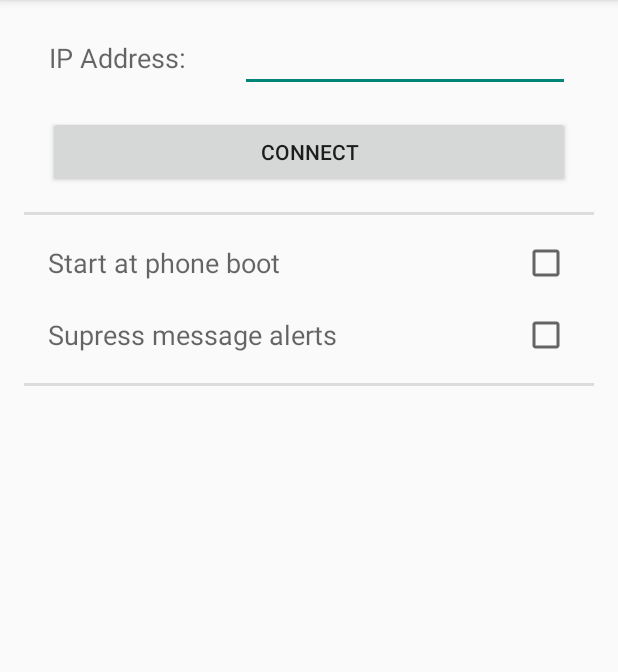
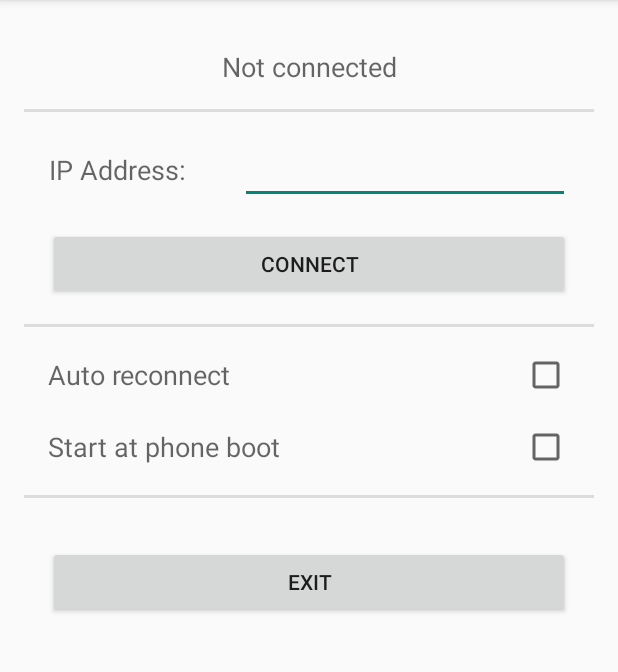
Before and after one commit to JMdeKlerk/SMSIM, an Android app: the screen it shows after launch (Settings), on a phone screen of 412 x 824 dp, the part 84-756 px from its top. Run offline under Robolectric (Android 15) with nearby library versions, the phone set to English and light mode, and no system bars.

Commit message:
UI updates, clean exit, notifications

```diff
--- a/Android/app/src/main/java/me/johannesnz/smsim/Settings.java
+++ b/Android/app/src/main/java/me/johannesnz/smsim/Settings.java
@@ -1,6 +1,9 @@
 package me.johannesnz.smsim;
 
+import android.content.BroadcastReceiver;
+import android.content.Context;
 import android.content.Intent;
+import android.content.IntentFilter;
 import android.content.SharedPreferences;
 import android.os.Bundle;
 import android.support.v7.app.AppCompatActivity;
@@ -10,15 +13,21 @@ import android.widget.TextView;
 
 public class Settings extends AppCompatActivity {
 
-    SharedPreferences prefs;
-    SharedPreferences.Editor editor;
+    private SharedPreferences prefs;
+    private SharedPreferences.Editor editor;
+    private BroadcastReceiver uiUpdater;
+    Intent main;
 
     @Override
     protected void onCreate(Bundle savedInstanceState) {
         super.onCreate(savedInstanceState);
         setContentView(R.layout.activity_settings);
+        main = new Intent(this, Main.class);
         prefs = getSharedPreferences("SMSIM", MODE_PRIVATE);
         editor = prefs.edit();
+        IntentFilter filter = new IntentFilter("me.johannesnz.UPDATE");
+        uiUpdater = new UIUpdater();
+        registerReceiver(uiUpdater, filter);
         if (prefs.contains("ip")) {
             EditText ipEntry = (EditText) findViewById(R.id.ipAddress);
             ipEntry.setText(prefs.getString("ip", ""), TextView.BufferType.EDITABLE);
@@ -28,10 +37,29 @@ public class Settings extends AppCompatActivity {
     public void connect(View view) {
         EditText ipEntry = (EditText) findViewById(R.id.ipAddress);
         String ip = ipEntry.getText().toString();
-        Intent main = new Intent(this, Main.class);
         main.putExtra("ip", ip);
         editor.putString("ip", ip);
         editor.commit();
         startService(main);
     }
+
+    public void exit(View view) {
+        stopService(main);
+        unregisterReceiver(uiUpdater);
+        finish();
+    }
+
+    public class UIUpdater extends BroadcastReceiver {
+        @Override
+        public void onReceive(Context context, Intent intent) {
+            if (intent.getStringExtra("update").equals("conn")) {
+                TextView status = (TextView) findViewById(R.id.status);
+                status.setText("Connected");
+            }
+        }
+
+        public UIUpdater() {
+
+        }
+    }
 }
--- a/Android/app/src/main/res/layout/activity_settings.xml
+++ b/Android/app/src/main/res/layout/activity_settings.xml
@@ -8,6 +8,24 @@
     android:paddingRight="@dimen/activity_horizontal_margin"
     android:paddingTop="@dimen/activity_vertical_margin"
     tools:context=".Settings">
+
+    <TextView
+        android:id="@+id/status"
+        android:layout_width="match_parent"
+        android:layout_height="wrap_content"
+        android:layout_marginLeft="@dimen/activity_horizontal_margin"
+        android:layout_marginRight="@dimen/activity_horizontal_margin"
+        android:layout_marginTop="@dimen/activity_vertical_margin"
+        android:gravity="center"
+        android:text="Not connected"
+        android:textAppearance="?android:attr/textAppearanceMedium" />
+
+    <View
+        android:layout_width="fill_parent"
+        android:layout_height="2dp"
+        android:layout_marginBottom="@dimen/activity_vertical_margin"
+        android:layout_marginTop="@dimen/activity_vertical_margin"
+        android:background="?android:attr/listDivider" />
 
     <LinearLayout
         android:layout_width="match_parent"
@@ -36,11 +54,12 @@
     </LinearLayout>
 
     <Button
+        android:id="@+id/connect"
         android:layout_width="match_parent"
         android:layout_height="wrap_content"
-        android:layout_marginTop="@dimen/activity_vertical_margin"
         android:layout_marginLeft="@dimen/activity_horizontal_margin"
         android:layout_marginRight="@dimen/activity_horizontal_margin"
+        android:layout_marginTop="@dimen/activity_vertical_margin"
         android:onClick="connect"
         android:text="Connect" />
 
@@ -57,16 +76,16 @@
         android:orientation="horizontal">
 
         <CheckedTextView
-            android:id="@+id/startOnBoot"
+            android:id="@+id/autoReconnect"
             android:layout_width="0dp"
             android:layout_height="wrap_content"
+            android:layout_marginBottom="@dimen/activity_vertical_margin"
             android:layout_marginLeft="@dimen/activity_horizontal_margin"
             android:layout_marginRight="@dimen/activity_horizontal_margin"
-            android:layout_marginBottom="@dimen/activity_vertical_margin"
             android:layout_weight="1"
             android:checkMark="?android:attr/listChoiceIndicatorMultiple"
             android:gravity="center_vertical"
-            android:text="Start at phone boot"
+            android:text="Auto reconnect"
             android:textAppearance="?android:attr/textAppearanceMedium" />
 
     </LinearLayout>
@@ -77,7 +96,7 @@
         android:orientation="horizontal">
 
         <CheckedTextView
-            android:id="@+id/suppressAlerts"
+            android:id="@+id/startOnBoot"
             android:layout_width="0dp"
             android:layout_height="wrap_content"
             android:layout_marginLeft="@dimen/activity_horizontal_margin"
@@ -85,7 +104,7 @@
             android:layout_weight="1"
             android:checkMark="?android:attr/listChoiceIndicatorMultiple"
             android:gravity="center_vertical"
-            android:text="Supress message alerts"
+            android:text="Start at phone boot"
             android:textAppearance="?android:attr/textAppearanceMedium" />
 
     </LinearLayout>
@@ -97,4 +116,14 @@
         android:layout_marginTop="@dimen/activity_vertical_margin"
         android:background="?android:attr/listDivider" />
 
+    <Button
+        android:id="@+id/exit"
+        android:layout_width="match_parent"
+        android:layout_height="wrap_content"
+        android:layout_marginLeft="@dimen/activity_horizontal_margin"
+        android:layout_marginRight="@dimen/activity_horizontal_margin"
+        android:layout_marginTop="@dimen/activity_vertical_margin"
+        android:onClick="exit"
+        android:text="Exit" />
+
 </LinearLayout>
```
Also changed, not shown: Android/app/src/main/java/me/johannesnz/smsim/Main.java (+25 -0 lines), Android/app/src/main/res/mipmap-hdpi/ic_launcher.png, Android/app/src/main/res/mipmap-mdpi/ic_launcher.png, Android/app/src/main/res/mipmap-xhdpi/ic_launcher.png, Android/app/src/main/res/mipmap-xxhdpi/ic_launcher.png, Android/app/src/main/res/mipmap-xxxhdpi/ic_launcher.png (added), 2 other files.
